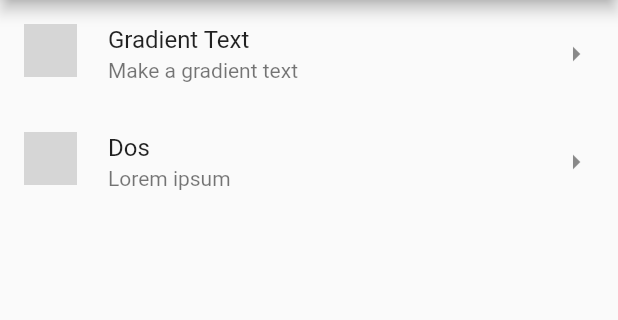
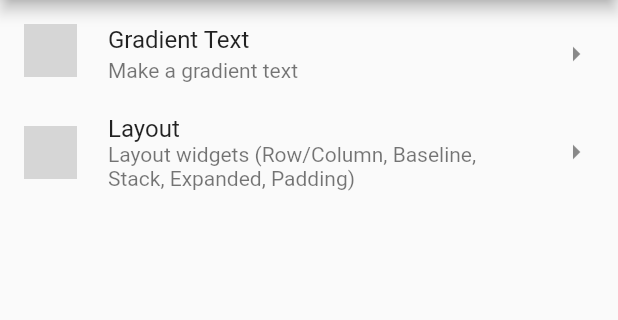
Before and after one commit to vico-aguado/MyExamplesApp, a Flutter app: the screen it shows after launch, on a phone screen of 412 x 824 dp, the part 84-404 px from its top. Run offline on Flutter 3.47's test engine with Material 2 defaults, Android fonts, the phone set to English and light mode, and no system bars; network calls fail; grey boxes are pictures that could not be loaded.

Commit message:
Layout: Row/Column y Baseline

```diff
--- a/lib/src/app.dart
+++ b/lib/src/app.dart
@@ -1,6 +1,8 @@
 import 'package:flutter/material.dart';
+import 'package:my_examples_app/src/pages/baseline_page.dart';
 import 'package:my_examples_app/src/pages/gradientText_page.dart';
-import 'package:my_examples_app/src/pages/home_page.dart';
+import 'package:my_examples_app/src/pages/list_page.dart';
+import 'package:my_examples_app/src/pages/rowColumn_page.dart';
 import 'package:my_examples_app/src/pages/test_page.dart';
 
 class App extends StatelessWidget {
@@ -12,11 +14,12 @@ class App extends StatelessWidget {
           primaryColor: Colors.indigo,
           primarySwatch: Colors.indigo,
         ),
-        home: Home(),
+        home: ListPage(),
         initialRoute: '/',
         routes: {
           '/gradient': (BuildContext context) => GradientText(),
-          '/screen2': (BuildContext context) => TestPage(),
+          '/rowcolumn': (BuildContext context) => RowColumn(),
+          '/baseline': (BuildContext context) => BaseLine(),
         },
       );
   }
--- a/lib/src/data/models/example_model.dart
+++ b/lib/src/data/models/example_model.dart
@@ -19,12 +19,14 @@ class Example {
     String image;
     String description;
     String route;
+    List<Example> subRoutes;
 
     Example({
         this.title,
         this.image,
         this.description,
         this.route,
+        this.subRoutes,
     });
 
     factory Example.fromJson(Map<String, dynamic> json) => new Example(
@@ -32,6 +34,7 @@ class Example {
         image: json["image"],
         description: json["description"],
         route: json["route"],
+        subRoutes: new List<Example>.from(json["subRoutes"].map((x) => Example.fromJson(x))),
     );
 
     Map<String, dynamic> toJson() => {
@@ -39,10 +42,11 @@ class Example {
         "image": image,
         "description": description,
         "route": route,
+        "subRoutes": new List<dynamic>.from(subRoutes.map((x) => x.toJson())),
     };
 
     @override
       String toString() {
-        return "\n{title: $title, image: $image, route: $route, description: $description}";
+        return "\n{title: $title, image: $image, route: $route, description: $description, subroutes: $subRoutes}";
       }
 }
--- a/lib/src/data/repositories/static/examplesList.json
+++ b/lib/src/data/repositories/static/examplesList.json
@@ -1,16 +1,33 @@
 {
     "examples": [
         {
-            "title":"Gradient Text",
-            "image":"https://cdn.iconscout.com/icon/free/png-256/pixel-gradient-screen-function-effect-31942.png",
-            "description":"Make a gradient text",
-            "route":"/gradient"
+            "title": "Gradient Text",
+            "image": "https://cdn.iconscout.com/icon/free/png-256/pixel-gradient-screen-function-effect-31942.png",
+            "description": "Make a gradient text",
+            "route": "/gradient",
+            "subRoutes": []
         },
         {
-            "title":"Dos",
-            "image":"https://cdn2.iconfinder.com/data/icons/business-office-icons/256/To-do_List-512.png",
-            "description":"Lorem ipsum",
-            "route":"/screen2"
+            "title": "Layout",
+            "image": "https://cdn2.iconfinder.com/data/icons/budicon-interface-layout-2/16/125-layout_-_wireframes-512.png",
+            "description": "Layout widgets (Row/Column, Baseline, Stack, Expanded, Padding)",
+            "route": "/layout",
+            "subRoutes": [
+                {
+                    "title": "Row/Column",
+                    "image": "http://iconsetc.com/icons-watermarks/simple-black/layouts-rounded/layouts-rounded_2-rows-3-columns-top/layouts-rounded_2-rows-3-columns-top_simple-black_512x512.png",
+                    "description": "Explore properties of row and column",
+                    "route": "/rowcolumn",
+                    "subRoutes": []
+                },
+                {
+                    "title": "Baseline",
+                    "image": "http://iconsetc.com/icons-watermarks/simple-black/layouts-rounded/layouts-rounded_2-rows-3-columns-top/layouts-rounded_2-rows-3-columns-top_simple-black_512x512.png",
+                    "description": "Explore properties of baseline",
+                    "route": "/baseline",
+                    "subRoutes": []
+                }
+            ]
         }
     ]
 }
--- a/lib/src/pages/home_page.dart
+++ b/lib/src/pages/list_page.dart
@@ -2,20 +2,27 @@ import 'package:flutter/material.dart';
 import 'package:my_examples_app/src/data/models/example_model.dart';
 import 'package:my_examples_app/src/data/repositories/examplesList_repository.dart';
 
-class Home extends StatefulWidget {
-  _HomeState createState() => _HomeState();
-}
+class ListPage extends StatelessWidget {
 
-class _HomeState extends State<Home> {
-  final repo = ExamplesListRepository();
+  ListPage({this.title, this.values});
+
+  final List<Example> values;
+  final String title;
+  final _repo = ExamplesListRepository();
 
   @override
   Widget build(BuildContext context) {
     return Scaffold(
       appBar: AppBar(
-        title: Text("My Examples"),
+        title: Text(title != null ? title : "My Examples"),
       ),
-      body: FutureBuilder(
+      body: _getItems(),
+    );
+  }
+
+  Widget _getItems(){
+    if(this.values == null){
+      return FutureBuilder(
         initialData: [],
         builder: (context, snapshot) {
           switch (snapshot.connectionState) {
@@ -31,15 +38,16 @@ class _HomeState extends State<Home> {
               if (snapshot.hasError) {
                 return new Text('Error: ${snapshot.error}');
               } else {
-                List<Example> values = snapshot.data;
-                print(values);
-                return _getList(values);
+                List<Example> _values = snapshot.data;
+                return _getList(_values);
               }
           }
         },
-        future: repo.loadExamples(),
-      ),
-    );
+        future: _repo.loadExamples(),
+      );
+    }else{
+      return _getList(this.values);
+    }
   }
 
   Widget _getList(List<Example> values) {
@@ -49,7 +57,12 @@ class _HomeState extends State<Home> {
         final example = values[index];
         return ListTile(
           onTap: (){
-            Navigator.of(context).pushNamed(example.route);
+            if(example.subRoutes.length == 0){
+              Navigator.of(context).pushNamed(example.route);
+            }else{
+              print(example.subRoutes);
+              Navigator.push(context, MaterialPageRoute(builder: (BuildContext context) => ListPage(values: example.subRoutes, title: example.title,)));
+            }
           },
           title: Text(example.title),
           subtitle: Text(example.description),
```
Also changed, not shown: lib/src/pages/baseline_page.dart (added, +133 -0 lines), lib/src/pages/rowColumn_page.dart (added, +196 -0 lines), lib/src/widgets/propertiesSelector_widget.dart (added, +72 -0 lines), 1 other file.
